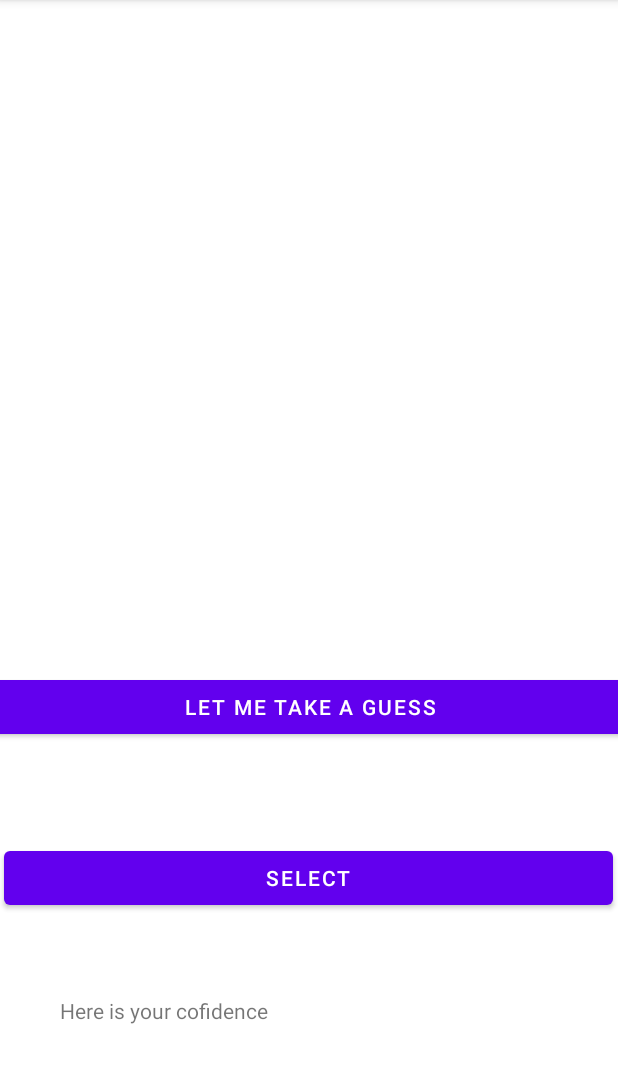
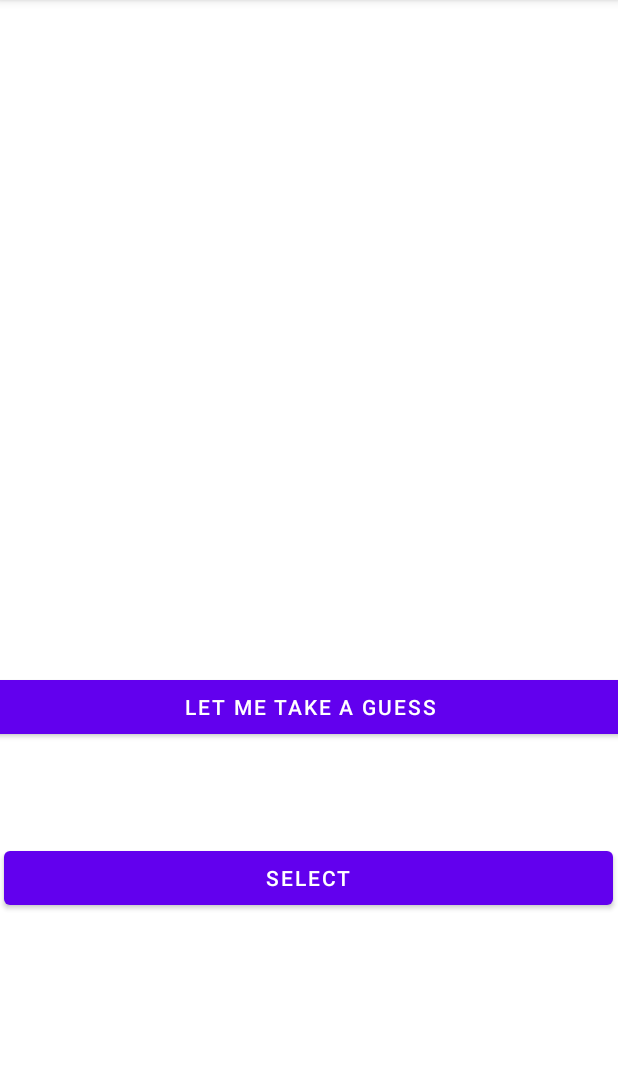
Before and after one commit to Humberto1945/MiniProject, an Android app: the screen it shows after launch (MainActivity), on a phone screen of 412 x 824 dp, the part 84-1167 px from its top. Run offline under Robolectric (Android 15) with nearby library versions, the phone set to English and light mode, and no system bars; 1 statement that could not run was skipped.

Commit message:
Finished project

```diff
--- a/MiniProject/app/src/main/res/layout/activity_main.xml
+++ b/MiniProject/app/src/main/res/layout/activity_main.xml
@@ -63,18 +63,4 @@
         app:layout_constraintStart_toStartOf="parent"
         app:layout_constraintTop_toBottomOf="@+id/loadImage" />
 
-    <TextView
-        android:id="@+id/confidence"
-        android:layout_width="292dp"
-        android:layout_height="81dp"
-        android:layout_marginStart="39dp"
-        android:layout_marginTop="47dp"
-        android:layout_marginEnd="80dp"
-        android:layout_marginBottom="16dp"
-        android:text="@string/here_is_your_cofidence"
-        app:layout_constraintBottom_toBottomOf="parent"
-        app:layout_constraintEnd_toEndOf="parent"
-        app:layout_constraintStart_toStartOf="parent"
-        app:layout_constraintTop_toBottomOf="@+id/select" />
-
 </androidx.constraintlayout.widget.ConstraintLayout>
```
Also changed, not shown: MiniProject/app/src/main/java/com/example/miniproject/MainActivity.java (+13 -4 lines), 25 other files.
